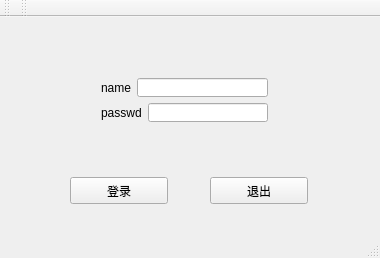
Above: Company/mainwindow.ui from 422313468/mycpp before the change. Below: the same form after it.
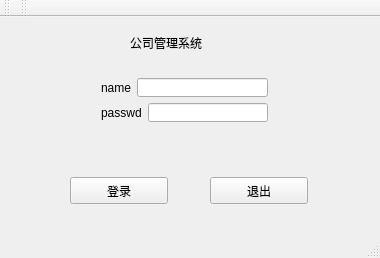
That is the form after the change.

Diff of the .ui file:
```diff
--- a/Company/mainwindow.ui
+++ b/Company/mainwindow.ui
@@ -40,7 +40,7 @@
      <string>退出</string>
     </property>
    </widget>
-   <widget class="QWidget" name="">
+   <widget class="QWidget" name="layoutWidget">
     <property name="geometry">
      <rect>
       <x>90</x>
@@ -80,6 +80,19 @@
      </item>
     </layout>
    </widget>
+   <widget class="QLabel" name="label_3">
+    <property name="geometry">
+     <rect>
+      <x>130</x>
+      <y>10</y>
+      <width>101</width>
+      <height>31</height>
+     </rect>
+    </property>
+    <property name="text">
+     <string>公司管理系统</string>
+    </property>
+   </widget>
   </widget>
   <widget class="QMenuBar" name="menuBar">
    <property name="geometry">
```
